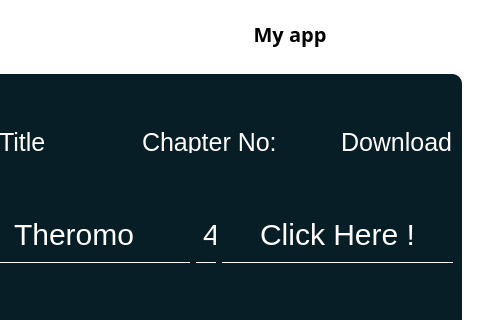
Above: landing and others/view_notes table.ui from Paurakh977/PyQT before the change; both pictures show x 269 to 749 and y 0 to 320 of the 749 by 449 pixel window. Below: the same form after it.
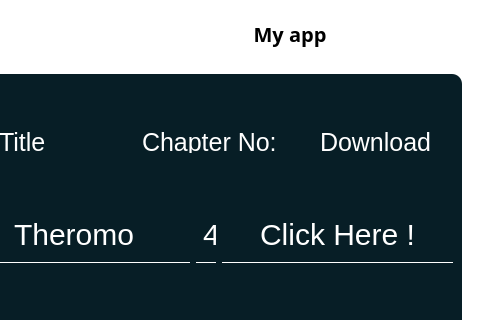
That is the form after the change. Icons and pictures are not drawn.

Commit message: table alingmnet fiexd

```diff
--- a/landing and others/view_notes table.ui
+++ b/landing and others/view_notes table.ui
@@ -357,7 +357,7 @@
               </property>
              </widget>
             </item>
-            <item alignment="Qt::AlignRight">
+            <item alignment="Qt::AlignHCenter">
              <widget class="QLabel" name="download_coln">
               <property name="maximumSize">
                <size>
```
